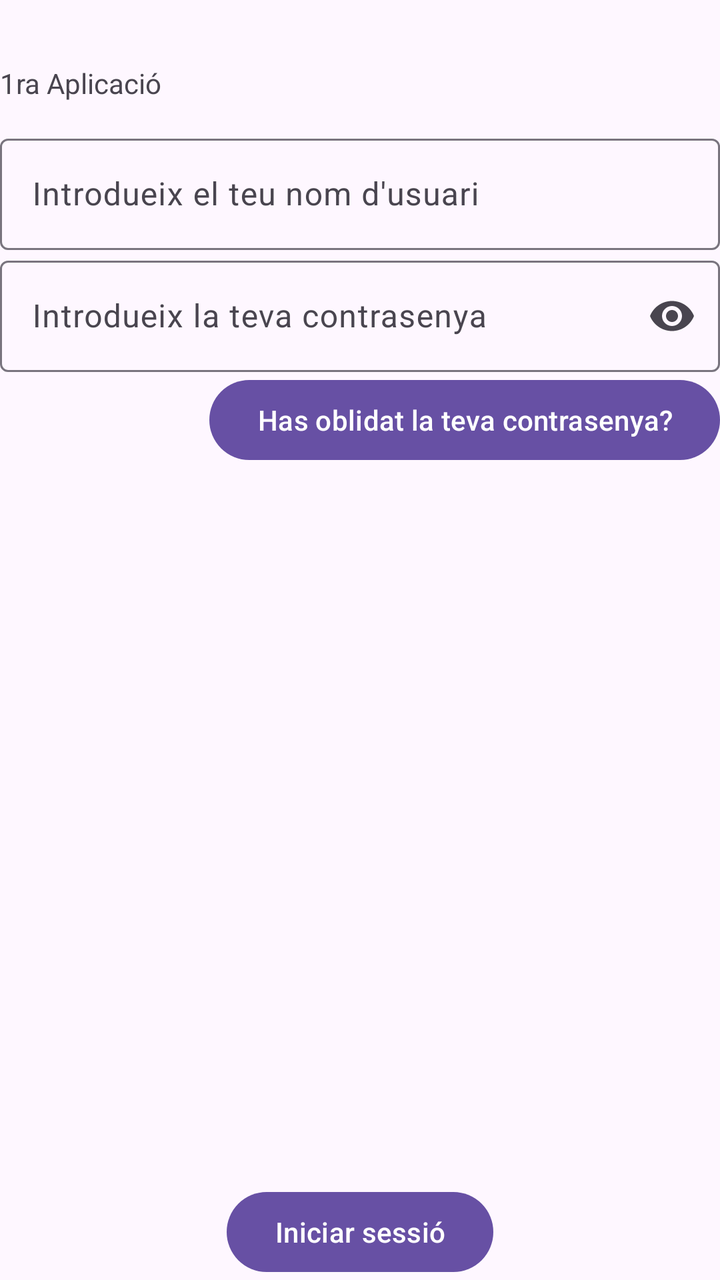
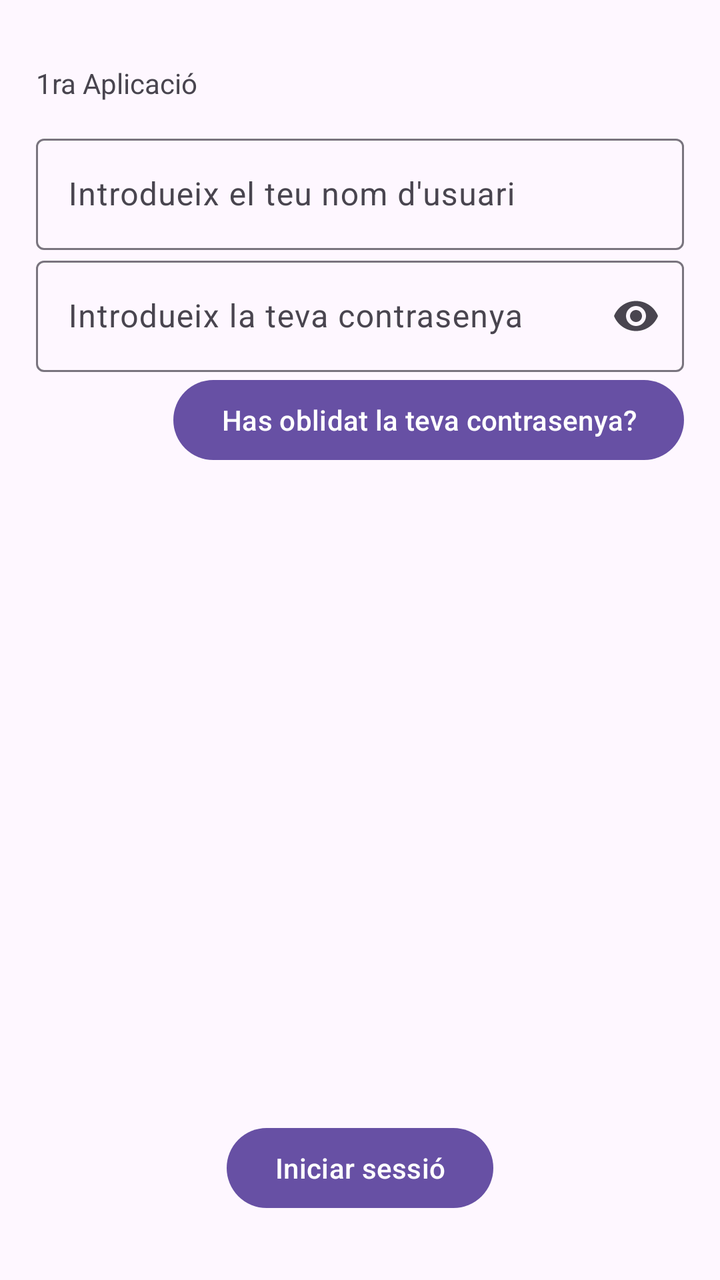

Screens rendered from an Android XML layout before and after an edit, with the pre-edit source and the edit as a unified diff.
<!-- AndroidManifest.xml: application theme Theme.TSDP1 -->
<!-- res/layout/activity_main.xml -->
<?xml version="1.0" encoding="utf-8"?>
<androidx.constraintlayout.widget.ConstraintLayout xmlns:android="http://schemas.android.com/apk/res/android"
    xmlns:app="http://schemas.android.com/apk/res-auto"
    xmlns:tools="http://schemas.android.com/tools"
    android:id="@+id/main"
    android:layout_width="match_parent"
    android:layout_height="match_parent"
    android:background="?attr/colorSurface"
    tools:context=".MainActivity">

    <androidx.constraintlayout.widget.Guideline
        android:id="@+id/guia_horizontal_05"
        android:layout_width="wrap_content"
        android:layout_height="wrap_content"
        android:orientation="horizontal"
        app:layout_constraintGuide_percent="0.05" />

    <androidx.constraintlayout.widget.Guideline
        android:id="@+id/guia_horizontal_10"
        android:layout_width="wrap_content"
        android:layout_height="wrap_content"
        android:orientation="horizontal"
        app:layout_constraintGuide_percent="0.1" />

    <androidx.constraintlayout.widget.Guideline
        android:id="@+id/guia_horizontal_50"
        android:layout_width="wrap_content"
        android:layout_height="wrap_content"
        android:orientation="horizontal"
        app:layout_constraintGuide_percent="0.5" />

    <androidx.constraintlayout.widget.Guideline
        android:id="@+id/guia_horizontal_95"
        android:layout_width="wrap_content"
        android:layout_height="wrap_content"
        android:orientation="horizontal"
        app:layout_constraintGuide_percent="0.95" />


    <androidx.constraintlayout.widget.Guideline
        android:id="@+id/guia_vertical_05"
        android:layout_width="wrap_content"
        android:layout_height="wrap_content"
        android:orientation="vertical"
        app:layout_constraintGuide_percent="0.05" />

    <androidx.constraintlayout.widget.Guideline
        android:id="@+id/guia_vertical_50"
        android:layout_width="wrap_content"
        android:layout_height="wrap_content"
        android:orientation="vertical"
        app:layout_constraintGuide_percent="0.5" />

    <androidx.constraintlayout.widget.Guideline
        android:id="@+id/guia_vertical_95"
        android:layout_width="wrap_content"
        android:layout_height="wrap_content"
        android:orientation="vertical"
        app:layout_constraintGuide_percent="0.95" />


    <TextView
        android:id="@+id/tv_title"
        android:layout_width="match_parent"
        android:layout_height="wrap_content"
        android:text="@string/title_app"
        app:layout_constraintEnd_toEndOf="parent"
        app:layout_constraintStart_toStartOf="parent"
        app:layout_constraintTop_toTopOf="@id/guia_horizontal_05" />


    <com.google.android.material.textfield.TextInputLayout
        android:id="@+id/til_username"
        android:layout_width="match_parent"
        android:layout_height="wrap_content"
        android:hint="@string/introdueix_el_teu_nom_d_usuari"
        app:endIconMode="clear_text"
        app:layout_constraintEnd_toEndOf="parent"
        app:layout_constraintStart_toStartOf="parent"
        app:layout_constraintTop_toBottomOf="@id/guia_horizontal_10">

        <com.google.android.material.textfield.TextInputEditText
            android:layout_width="match_parent"
            android:layout_height="wrap_content" />
    </com.google.android.material.textfield.TextInputLayout>


    <com.google.android.material.textfield.TextInputLayout
        android:id="@+id/til_password"
        android:layout_width="match_parent"
        android:layout_height="wrap_content"
        android:hint="@string/til_password"
        app:endIconMode="password_toggle"
        app:layout_constraintEnd_toEndOf="parent"
        app:layout_constraintStart_toStartOf="parent"
        app:layout_constraintTop_toBottomOf="@id/til_username">

        <com.google.android.material.textfield.TextInputEditText
            android:layout_width="match_parent"
            android:layout_height="wrap_content"
            android:inputType="textPassword" />
    </com.google.android.material.textfield.TextInputLayout>

    <Button
        android:id="@+id/btn_reset_password"
        android:layout_width="wrap_content"
        android:layout_height="wrap_content"
        android:text="@string/button_reset_password"
        app:layout_constraintEnd_toEndOf="@id/til_password"
        app:layout_constraintTop_toBottomOf="@id/til_password" />

    <Button
        android:id="@+id/btn_login"
        android:layout_width="wrap_content"
        android:layout_height="wrap_content"
        android:text="@string/login"
        app:layout_constraintBottom_toBottomOf="parent"
        app:layout_constraintEnd_toEndOf="parent"
        app:layout_constraintStart_toStartOf="parent" />


</androidx.constraintlayout.widget.ConstraintLayout>
<!-- resources referenced by this layout -->
<resources>
  <string name="button_reset_password">Has oblidat la teva contrasenya?</string>
  <string name="introdueix_el_teu_nom_d_usuari">Introdueix el teu nom d\'usuari</string>
  <string name="login">Iniciar sessió</string>
  <string name="til_password">Introdueix la teva contrasenya</string>
  <string name="title_app">1ra Aplicació</string>
  <style name="Theme.TSDP1" parent="Base.Theme.TSDP1" />
  <style name="Base.Theme.TSDP1" parent="Theme.Material3.DayNight.NoActionBar">
          
          
      </style>
</resources>

<!-- the commit's change to res/layout/activity_main.xml (unified diff, before → after) -->
@@ -61,22 +61,22 @@
 
     <TextView
         android:id="@+id/tv_title"
-        android:layout_width="match_parent"
+        android:layout_width="0dp"
         android:layout_height="wrap_content"
         android:text="@string/title_app"
-        app:layout_constraintEnd_toEndOf="parent"
-        app:layout_constraintStart_toStartOf="parent"
+        app:layout_constraintEnd_toEndOf="@id/guia_vertical_95"
+        app:layout_constraintStart_toStartOf="@id/guia_vertical_05"
         app:layout_constraintTop_toTopOf="@id/guia_horizontal_05" />
 
 
     <com.google.android.material.textfield.TextInputLayout
         android:id="@+id/til_username"
-        android:layout_width="match_parent"
+        android:layout_width="0dp"
         android:layout_height="wrap_content"
         android:hint="@string/introdueix_el_teu_nom_d_usuari"
         app:endIconMode="clear_text"
-        app:layout_constraintEnd_toEndOf="parent"
-        app:layout_constraintStart_toStartOf="parent"
+        app:layout_constraintEnd_toEndOf="@id/guia_vertical_95"
+        app:layout_constraintStart_toStartOf="@id/guia_vertical_05"
         app:layout_constraintTop_toBottomOf="@id/guia_horizontal_10">
 
         <com.google.android.material.textfield.TextInputEditText
@@ -87,12 +87,12 @@
 
     <com.google.android.material.textfield.TextInputLayout
         android:id="@+id/til_password"
-        android:layout_width="match_parent"
+        android:layout_width="0dp"
         android:layout_height="wrap_content"
         android:hint="@string/til_password"
         app:endIconMode="password_toggle"
-        app:layout_constraintEnd_toEndOf="parent"
-        app:layout_constraintStart_toStartOf="parent"
+        app:layout_constraintEnd_toEndOf="@id/guia_vertical_95"
+        app:layout_constraintStart_toStartOf="@id/guia_vertical_05"
         app:layout_constraintTop_toBottomOf="@id/til_username">
 
         <com.google.android.material.textfield.TextInputEditText
@@ -114,7 +114,7 @@
         android:layout_width="wrap_content"
         android:layout_height="wrap_content"
         android:text="@string/login"
-        app:layout_constraintBottom_toBottomOf="parent"
+        app:layout_constraintBottom_toBottomOf="@id/guia_horizontal_95"
         app:layout_constraintEnd_toEndOf="parent"
         app:layout_constraintStart_toStartOf="parent" />
 
